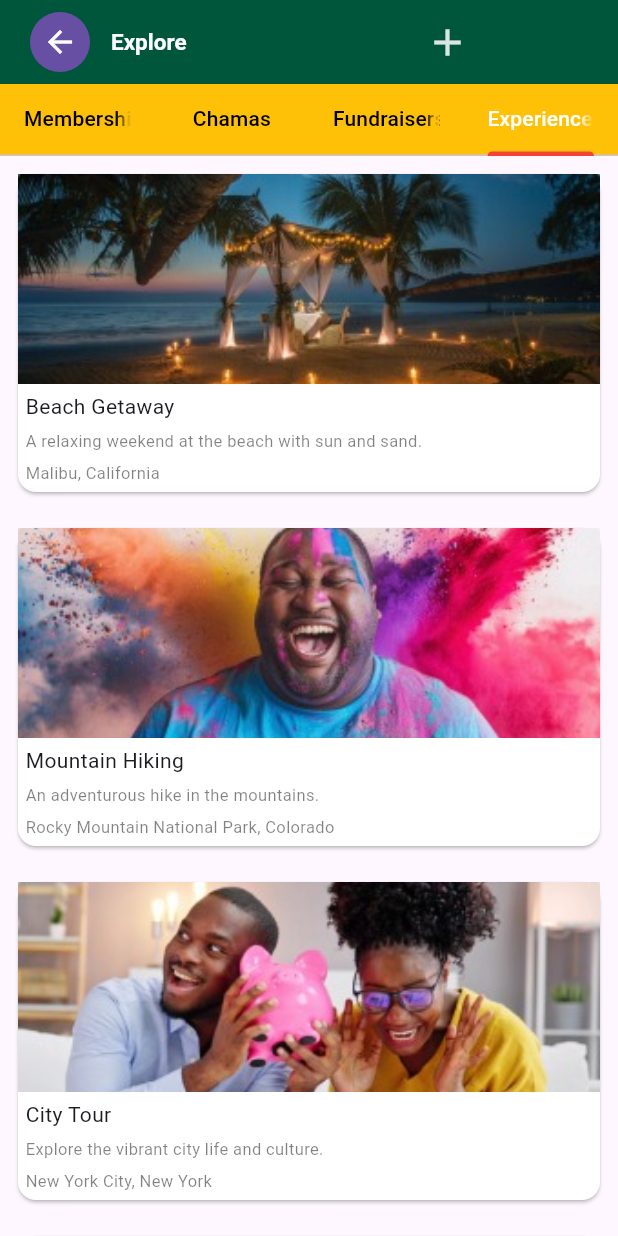
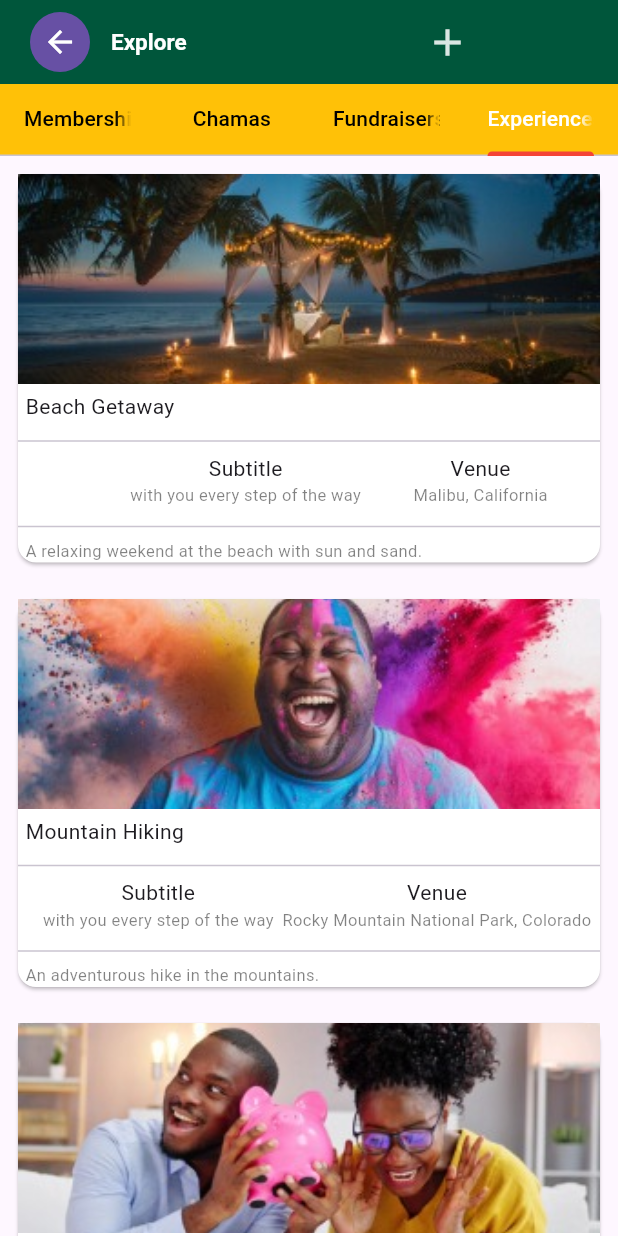
Before and after one commit to gatuguta3/Demo_app, a Flutter app: the Discover screen opened directly, tab 4 chosen, on a phone screen of 412 x 824 dp. Run offline on Flutter 3.47's test engine with Material 3 defaults, Android fonts, the phone set to English and light mode, and no system bars.

Commit message:
commit 22222

```diff
--- a/lib/models/experiences_model.dart
+++ b/lib/models/experiences_model.dart
@@ -1,17 +1,21 @@
 class Experiences{
+  late final int id;
   late final String image_url;
   late final String title;
   late final String description;
   late final String location;
   late final String occasion;
+  late final String subtitle;
   late final String package_activities;
 
   Experiences({
+    required this.id,
     required this.image_url,
     required this.title,
     required this.description,
     required this.location,
     required this.occasion,
+    required this.subtitle,
     required this.package_activities,
 
   });
--- a/lib/screens/discover_screen.dart
+++ b/lib/screens/discover_screen.dart
@@ -1,3 +1,5 @@
+// ignore_for_file: prefer_const_literals_to_create_immutables, prefer_const_constructors, unused_import, unnecessary_import
+
 import 'package:demo_app/models/experiences_model.dart';
 import 'package:demo_app/screens/experience_view_screen.dart';
 import 'package:demo_app/services/experiences_demodata_service.dart';
@@ -84,7 +86,7 @@ class _DiscoverState extends State<Discover> {
                     padding: const EdgeInsets.all(8),
                     child: SizedBox(
                       width: 320,
-                      height: 220,
+
                       child: Card(
                         color: Colors.white,
                         child: Column(
@@ -121,6 +123,42 @@ class _DiscoverState extends State<Discover> {
                               ],
                             ),
                             const SizedBox(height: 5),
+                            const Divider(thickness: 1,),
+
+                             Row(
+                              mainAxisAlignment:  MainAxisAlignment.spaceEvenly,
+
+                              crossAxisAlignment: CrossAxisAlignment.start,
+                              children: [
+
+                                SizedBox(width: 5),
+                                Column(children: [
+                                  Text('Subtitle'),
+                                  Text(
+                                  experience.subtitle,
+                                   softWrap: true, // Ensures the text wraps when needed
+                                    maxLines: null, // Allows unlimited lines (or set a specific number)
+                                    overflow: TextOverflow.visible,
+                                  style: TextStyle(fontSize: 11, color: Color.fromARGB(125, 0, 0, 0)),
+                                ),
+
+                                ],),
+                                Column(children: [
+                                  Text('Venue'),
+                                  Text(
+                                  experience.location,
+                                  softWrap: true, // Ensures the text wraps when needed
+                                    maxLines: null, // Allows unlimited lines (or set a specific number)
+                                    overflow: TextOverflow.visible,
+                                  style: TextStyle(fontSize: 11, color: Color.fromARGB(125, 0, 0, 0)),
+                                ),
+
+                                ],),
+
+                              ],
+                            ),
+                            const SizedBox(height: 5),
+                            const Divider(thickness: 1,),
                              Row(
                               children: [
                                 SizedBox(width: 5),
@@ -130,16 +168,7 @@ class _DiscoverState extends State<Discover> {
                                 ),
                               ],
                             ),
-                            const SizedBox(height: 5),
-                             Row(
-                              children: [
-                                SizedBox(width: 5),
-                                Text(
-                                  experience.location,
-                                  style: TextStyle(fontSize: 11, color: Color.fromARGB(125, 0, 0, 0)),
-                                ),
-                              ],
-                            ),
+
                           ],
                         ),
                       ),
--- a/lib/screens/home_screen.dart
+++ b/lib/screens/home_screen.dart
@@ -98,11 +98,6 @@ class _HomeState extends State<Home> {
             onTap: () {
               Clipboard.setData(ClipboardData(text: '$WalletId')).then((_) {
 
-                ScaffoldMessenger.of(context).showSnackBar(
-                  SnackBar(
-                    content: Text('Copied to clipboard!'),
-                  ),
-                );
               });
             },
             child: Icon(
--- a/lib/services/experiences_demodata_service.dart
+++ b/lib/services/experiences_demodata_service.dart
@@ -10,35 +10,43 @@ class ExperiencesService {
 
     List<Experiences> experiencesList = [
       Experiences(
+        id: 1,
         image_url: 'images/beachview.jpeg',
         title: 'Beach Getaway',
         description: 'A relaxing weekend at the beach with sun and sand.',
         location: 'Malibu, California',
         occasion: 'Vacation',
+        subtitle: 'with you every step of the way',
         package_activities: 'Swimming, Surfing, Beach Volleyball',
       ),
       Experiences(
+        id: 2,
         image_url: 'images/man.jpeg',
         title: 'Mountain Hiking',
         description: 'An adventurous hike in the mountains.',
         location: 'Rocky Mountain National Park, Colorado',
         occasion: 'Adventure',
+        subtitle: 'with you every step of the way',
         package_activities: 'Hiking, Camping, Photography',
       ),
       Experiences(
+        id: 3,
         image_url: 'images/couple.jpeg',
         title: 'City Tour',
         description: 'Explore the vibrant city life and culture.',
         location: 'New York City, New York',
         occasion: 'Sightseeing',
+        subtitle: 'with you every step of the way',
         package_activities: 'Museums, Restaurants, Parks',
       ),
       Experiences(
+        id: 4,
         image_url: 'images/edwin.jpeg',
         title: 'Cultural Festival',
         description: 'Experience the rich culture at the annual festival.',
         location: 'New Orleans, Louisiana',
         occasion: 'Festival',
+        subtitle: 'with you every step of the way',
         package_activities: 'Music, Dance, Food Tasting',
       ),
     ];
--- a/lib/themes.dart
+++ b/lib/themes.dart
@@ -1,3 +1,5 @@
+// ignore_for_file: prefer_const_constructors
+
 import 'package:flutter/material.dart';
 
 class CustomButtonStyle {
```
